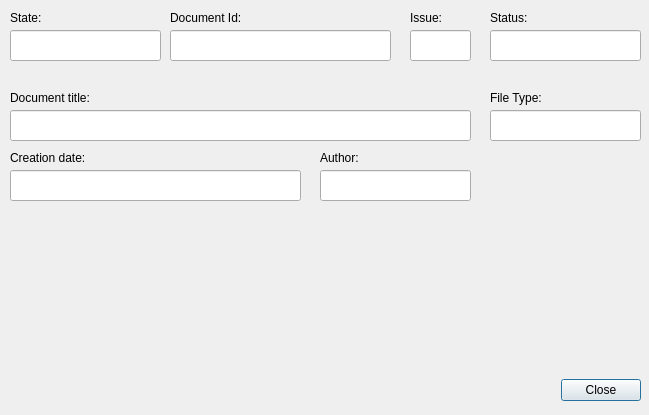
Old version of the form ui/documentinfo.ui in the repository thuswa/subdms.
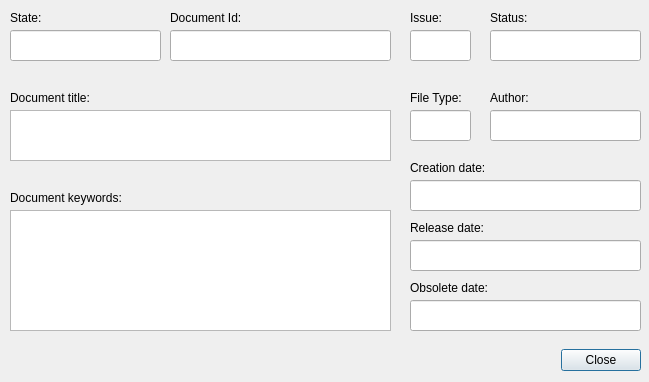
New version of the form.

Patch:
```diff
--- a/ui/documentinfo.ui
+++ b/ui/documentinfo.ui
@@ -9,7 +9,7 @@
     <x>0</x>
     <y>0</y>
     <width>649</width>
-    <height>415</height>
+    <height>382</height>
    </rect>
   </property>
   <property name="windowTitle" >
@@ -19,10 +19,13 @@
    <bool>true</bool>
   </property>
   <widget class="QDialogButtonBox" name="Document_Info_Confirm" >
+   <property name="enabled" >
+    <bool>true</bool>
+   </property>
    <property name="geometry" >
     <rect>
      <x>0</x>
-     <y>370</y>
+     <y>340</y>
      <width>641</width>
      <height>41</height>
     </rect>
@@ -47,16 +50,6 @@
     <string>Document Id:</string>
    </property>
   </widget>
-  <widget class="QLineEdit" name="document_title" >
-   <property name="geometry" >
-    <rect>
-     <x>10</x>
-     <y>110</y>
-     <width>461</width>
-     <height>31</height>
-    </rect>
-   </property>
-  </widget>
   <widget class="QLabel" name="label_2" >
    <property name="geometry" >
     <rect>
@@ -112,22 +105,22 @@
   <widget class="QLineEdit" name="author" >
    <property name="geometry" >
     <rect>
-     <x>320</x>
-     <y>170</y>
+     <x>490</x>
+     <y>110</y>
      <width>151</width>
      <height>31</height>
     </rect>
    </property>
    <property name="readOnly" >
-    <bool>false</bool>
+    <bool>true</bool>
    </property>
   </widget>
   <widget class="QLineEdit" name="date" >
    <property name="geometry" >
     <rect>
-     <x>10</x>
-     <y>170</y>
-     <width>291</width>
+     <x>410</x>
+     <y>180</y>
+     <width>231</width>
      <height>31</height>
     </rect>
    </property>
@@ -190,8 +183,8 @@
   <widget class="QLabel" name="label_6" >
    <property name="geometry" >
     <rect>
-     <x>320</x>
-     <y>150</y>
+     <x>490</x>
+     <y>90</y>
      <width>111</width>
      <height>16</height>
     </rect>
@@ -203,8 +196,8 @@
   <widget class="QLabel" name="label_7" >
    <property name="geometry" >
     <rect>
-     <x>10</x>
-     <y>150</y>
+     <x>410</x>
+     <y>160</y>
      <width>111</width>
      <height>16</height>
     </rect>
@@ -216,20 +209,20 @@
   <widget class="QLineEdit" name="file_type" >
    <property name="geometry" >
     <rect>
-     <x>490</x>
+     <x>410</x>
      <y>110</y>
-     <width>151</width>
+     <width>61</width>
      <height>31</height>
     </rect>
    </property>
    <property name="readOnly" >
-    <bool>false</bool>
+    <bool>true</bool>
    </property>
   </widget>
   <widget class="QLabel" name="label_8" >
    <property name="geometry" >
     <rect>
-     <x>490</x>
+     <x>410</x>
      <y>90</y>
      <width>111</width>
      <height>16</height>
@@ -239,6 +232,91 @@
     <string>File Type:</string>
    </property>
   </widget>
+  <widget class="QLineEdit" name="release_date" >
+   <property name="geometry" >
+    <rect>
+     <x>410</x>
+     <y>240</y>
+     <width>231</width>
+     <height>31</height>
+    </rect>
+   </property>
+   <property name="readOnly" >
+    <bool>true</bool>
+   </property>
+  </widget>
+  <widget class="QLabel" name="label_9" >
+   <property name="geometry" >
+    <rect>
+     <x>410</x>
+     <y>220</y>
+     <width>111</width>
+     <height>16</height>
+    </rect>
+   </property>
+   <property name="text" >
+    <string>Release date:</string>
+   </property>
+  </widget>
+  <widget class="QLineEdit" name="obsolete_date" >
+   <property name="geometry" >
+    <rect>
+     <x>410</x>
+     <y>300</y>
+     <width>231</width>
+     <height>31</height>
+    </rect>
+   </property>
+   <property name="readOnly" >
+    <bool>true</bool>
+   </property>
+  </widget>
+  <widget class="QLabel" name="label_10" >
+   <property name="geometry" >
+    <rect>
+     <x>410</x>
+     <y>280</y>
+     <width>111</width>
+     <height>16</height>
+    </rect>
+   </property>
+   <property name="text" >
+    <string>Obsolete date:</string>
+   </property>
+  </widget>
+  <widget class="QPlainTextEdit" name="document_keywords" >
+   <property name="geometry" >
+    <rect>
+     <x>10</x>
+     <y>210</y>
+     <width>381</width>
+     <height>121</height>
+    </rect>
+   </property>
+  </widget>
+  <widget class="QLabel" name="label_11" >
+   <property name="geometry" >
+    <rect>
+     <x>10</x>
+     <y>190</y>
+     <width>161</width>
+     <height>16</height>
+    </rect>
+   </property>
+   <property name="text" >
+    <string>Document keywords:</string>
+   </property>
+  </widget>
+  <widget class="QPlainTextEdit" name="document_title" >
+   <property name="geometry" >
+    <rect>
+     <x>10</x>
+     <y>110</y>
+     <width>381</width>
+     <height>51</height>
+    </rect>
+   </property>
+  </widget>
  </widget>
  <resources/>
  <connections>
```
Left out of the diff: 2 changed lines with no effect on the pictures.
